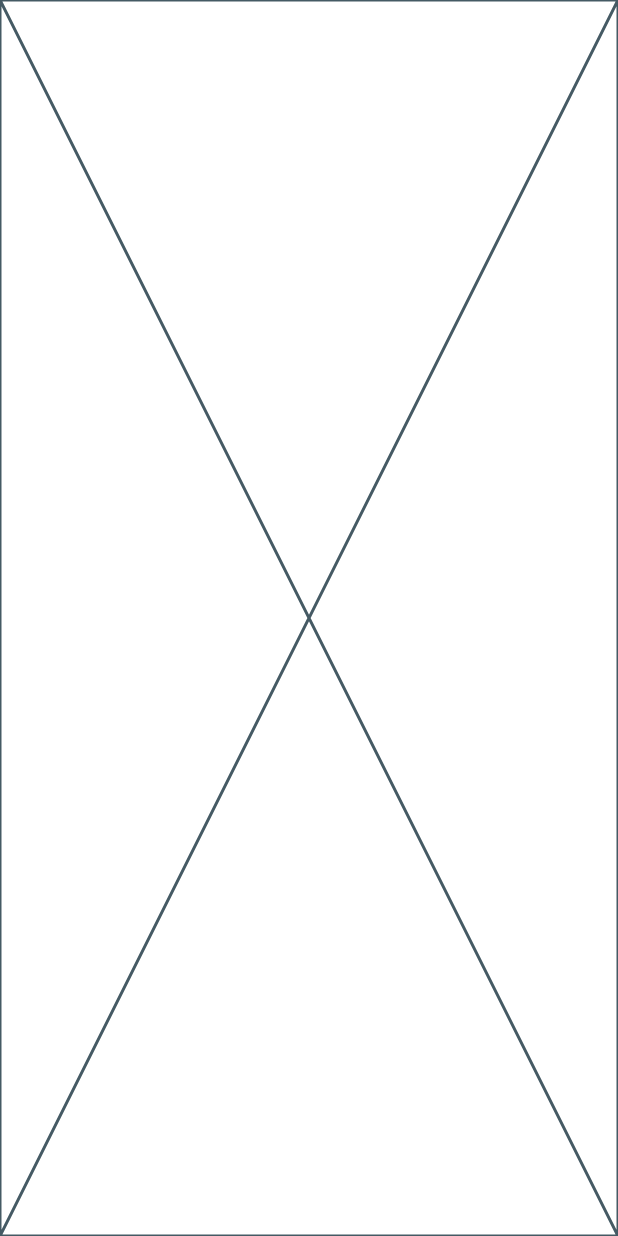
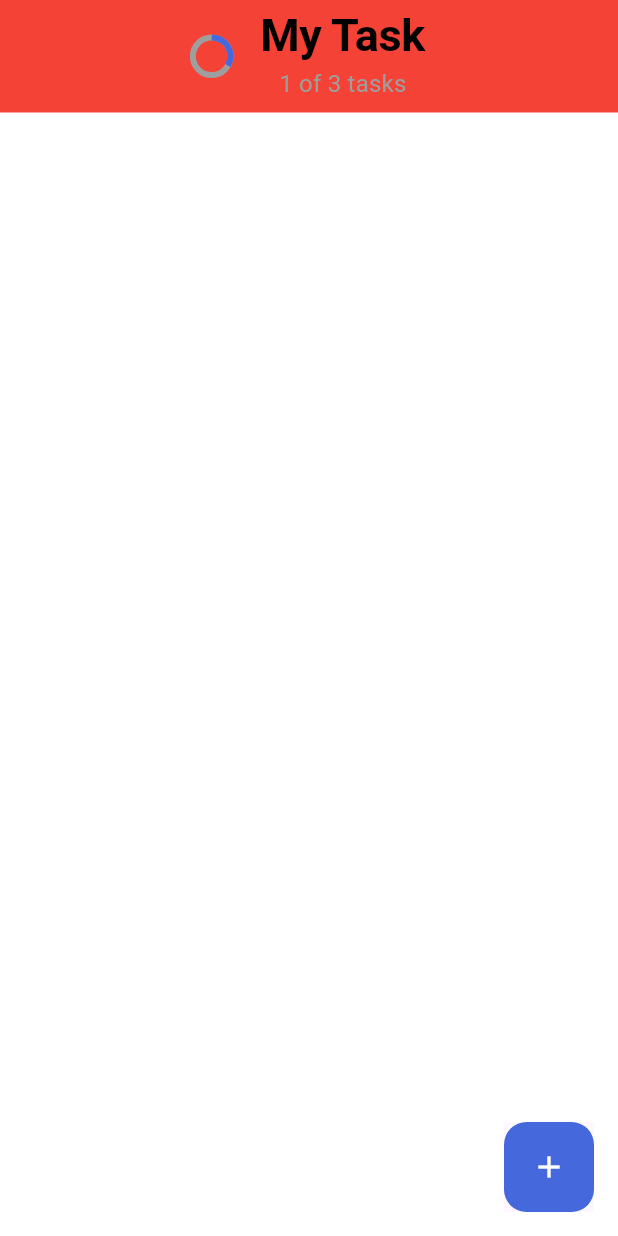
Before and after one commit to VyshnavCM/ToDo, a Flutter app: the screen it shows after launch, on a phone screen of 412 x 824 dp. Run offline on Flutter 3.47's test engine with Material 3 defaults, Android fonts, the phone set to English and light mode, and no system bars.

Commit message:
added space extension file , created a fab widget file

```diff
--- /dev/null
+++ b/lib/extensions/space_exs.dart
@@ -0,0 +1,18 @@
+import 'package:flutter/material.dart';
+
+extension IntExtension on int? {
+  /// Validates the integer, returning the provided [value] if null.
+  int validate({int value = 0}) {
+    return this ?? value;
+  }
+
+  /// Creates a [SizedBox] with the specified height.
+  Widget get h => SizedBox(
+        height: this?.toDouble(),
+      );
+
+  /// Creates a [SizedBox] with the specified width.
+  Widget get w => SizedBox(
+        width: this?.toDouble(),
+      );
+}
--- a/lib/main.dart
+++ b/lib/main.dart
@@ -12,28 +12,27 @@
   @override
   Widget build(BuildContext context) {
     return MaterialApp(
+      debugShowCheckedModeBanner: false,
       title: 'Flutter Demo',
       theme: ThemeData(
         textTheme: const TextTheme(
-            displayLarge: TextStyle(
-              color: Colors.black,
-              fontSize: 45,
-              fontWeight: FontWeight.bold,
-            ),
-            titleMedium: TextStyle(
-              color: Colors.grey,
-              fontSize: 16,
+            // Display
+            displaySmall: TextStyle(
+              color: Color.fromARGB(255, 234, 234, 234),
+              fontSize: 14,
               fontWeight: FontWeight.w400,
             ),
             displayMedium: TextStyle(
               color: Colors.white,
               fontSize: 21,
             ),
-            displaySmall: TextStyle(
-              color: Color.fromARGB(255, 234, 234, 234),
-              fontSize: 14,
-              fontWeight: FontWeight.w400,
+            displayLarge: TextStyle(
+              color: Colors.black,
+              fontSize: 30,
+              fontWeight: FontWeight.bold,
             ),
+
+            //  HeadLine
             headlineSmall: TextStyle(
               color: Colors.grey,
               fontSize: 16,
@@ -42,12 +41,19 @@
               color: Colors.grey,
               fontSize: 17,
             ),
+
+            // Title
             titleSmall: TextStyle(
               color: Colors.black,
               fontWeight: FontWeight.w500,
             ),
+            titleMedium: TextStyle(
+              color: Colors.grey,
+              fontSize: 16,
+              fontWeight: FontWeight.w400,
+            ),
             titleLarge: TextStyle(
-                color: Colors.black,
+              color: Colors.black,
               fontSize: 40,
               fontWeight: FontWeight.w300,
             )),
--- a/lib/utils/app.colors.dart
+++ b/lib/utils/app.colors.dart
@@ -3,8 +3,7 @@ import 'package:flutter/material.dart';
 class AppColors {
   static const Color primaryColor = Color(0xff4568dc);
   static const List<Color> primaryGradientColor = [
-            Color(0xff4568dc),
-            Color(0xffb06ab3),
+    Color(0xff4568dc),
+    Color(0xffb06ab3),
   ];
-
 }
--- a/lib/views/home/home.view.dart
+++ b/lib/views/home/home.view.dart
@@ -1,4 +1,9 @@
 import 'package:flutter/material.dart';
+import 'package:todo_using_hive_database/extensions/space_exs.dart';
+import 'package:todo_using_hive_database/utils/app.colors.dart';
+import 'package:todo_using_hive_database/utils/app_strings.dart';
+
+import 'widget/fab.dart';
 
 class HomeView extends StatefulWidget {
   const HomeView({super.key});
@@ -10,6 +15,61 @@ class HomeView extends StatefulWidget {
 class _HomeViewState extends State<HomeView> {
   @override
   Widget build(BuildContext context) {
-    return const Placeholder();
+   TextTheme textTheme = Theme.of(context).textTheme;
+    return SafeArea(
+      child: Scaffold(
+        backgroundColor: Colors.white,
+
+        //FAB
+        floatingActionButton: const Fab(),
+// Body
+        body: SizedBox(
+          height: double.infinity,
+          width: double.infinity,
+          child: Column(
+            children: [
+              Container(
+                width: double.infinity,
+                height: 75,
+                color: Colors.red,
+                child:  Row(
+                    mainAxisAlignment: MainAxisAlignment.center,
+                    children: [
+                      // Progress Indicator
+                    const  SizedBox(
+                        width: 25,
+                        height: 25,
+                        child: CircularProgressIndicator(
+                          value: 1 / 3,
+                          backgroundColor: Colors.grey,
+                          valueColor: AlwaysStoppedAnimation(
+                            AppColors.primaryColor,
+                          ),
+                        ),
+                      ),
+                   20.w,
+
+                  //  Top level task info
+                   Column(
+                    mainAxisAlignment: MainAxisAlignment.center,
+                    crossAxisAlignment: CrossAxisAlignment.center,
+                    children: [
+                      Text(
+                        AppStr.mainTitle,
+                         style: textTheme.displayLarge
+                      ),
+                      3.h,
+                      Text("1 of 3 tasks",
+                      style: textTheme.titleMedium,)
+                    ],
+                   )
+
+                    ]),
+              )
+            ],
+          ),
+        ),
+      ),
+    );
   }
 }
--- /dev/null
+++ b/lib/views/home/widget/fab.dart
@@ -0,0 +1,35 @@
+import 'dart:developer';
+
+import 'package:flutter/material.dart';
+import 'package:todo_using_hive_database/utils/app.colors.dart';
+
+class Fab extends StatelessWidget {
+  const Fab({
+    super.key,
+  });
+
+  @override
+  Widget build(BuildContext context) {
+    return GestureDetector(
+      onTap: () {
+        log('tapped');
+      },
+      child: Material(
+        child: Container(
+          width: 60,
+          height: 60,
+          decoration: BoxDecoration(
+            color: AppColors.primaryColor,
+            borderRadius: BorderRadius.circular(15),
+          ),
+          child: const Center(
+            child: Icon(
+              Icons.add,
+              color: Colors.white,
+            ),
+          ),
+        ),
+      ),
+    );
+  }
+}
```
Also changed, not shown: 1 other file.
